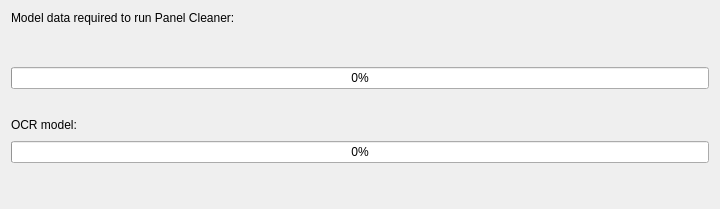
The window that ui_files/ModelDownloader.ui (VoxelCubes/PanelCleaner) describes before a commit, drawn with Qt 5.
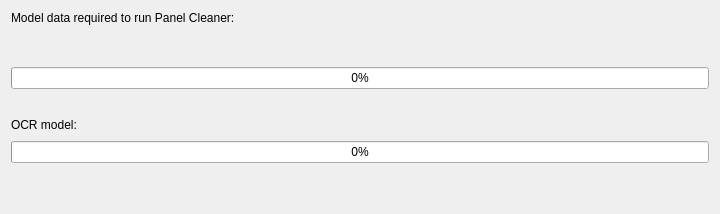
The same window after the commit.

What changed in the file:
```diff
--- a/ui_files/ModelDownloader.ui
+++ b/ui_files/ModelDownloader.ui
@@ -7,7 +7,7 @@
     <x>0</x>
     <y>0</y>
     <width>720</width>
-    <height>209</height>
+    <height>214</height>
    </rect>
   </property>
   <property name="windowTitle">
```
Left out of the diff: 12 changed lines with no effect on the pictures.
